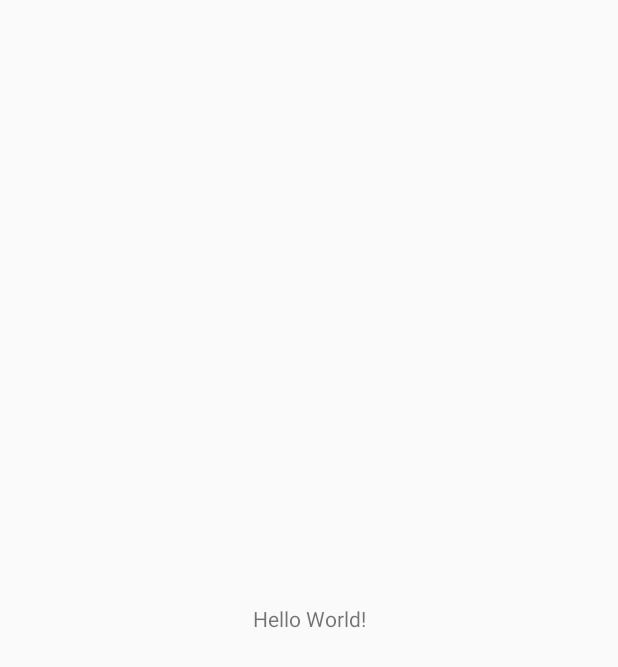
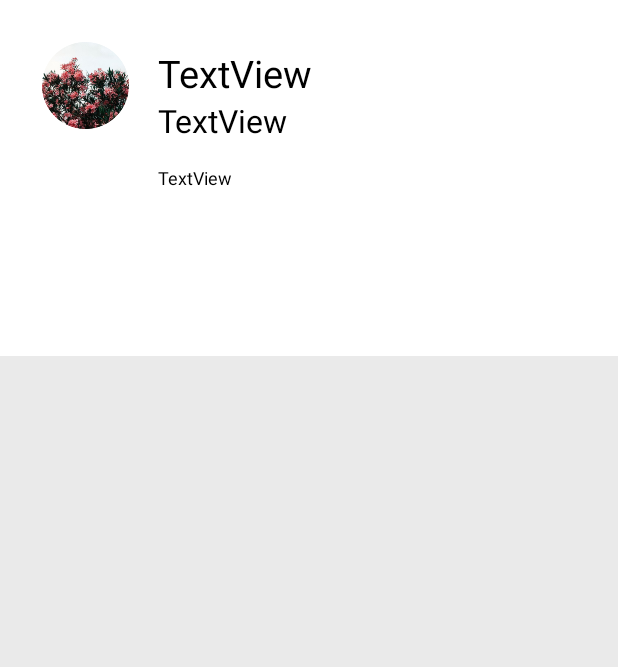
Before and after one commit to evyooo/GradProject, an Android app: the MainActivity screen opened directly, with no data from a screen before it, on a phone screen of 412 x 824 dp. Before the commit the part shown is almost empty. Shown: the top 667 px of the screen. Run offline under Robolectric (Android 15) with nearby library versions, the phone set to English and light mode, and no system bars.

Commit message:
Create scrollview in Main

```diff
--- a/Android/FamApp/app/build.gradle
+++ b/Android/FamApp/app/build.gradle
@@ -32,4 +32,5 @@ dependencies {
     testImplementation 'junit:junit:4.12'
     androidTestImplementation 'androidx.test:runner:1.1.1'
     androidTestImplementation 'androidx.test.espresso:espresso-core:3.1.1'
+    implementation "com.android.support:design:28.0.0"
 }
--- a/Android/FamApp/app/src/main/AndroidManifest.xml
+++ b/Android/FamApp/app/src/main/AndroidManifest.xml
@@ -9,16 +9,16 @@
         android:roundIcon="@mipmap/ic_launcher_round"
         android:supportsRtl="true"
         android:theme="@style/AppTheme">
-        <activity android:name=".Register"></activity>
+        <activity android:name=".SelectRoom"></activity>
+        <activity android:name=".Register" />
         <activity android:name=".Login">
-        <intent-filter>
-            <action android:name="android.intent.action.MAIN" />
+            <intent-filter>
+                <action android:name="android.intent.action.MAIN" />
 
-            <category android:name="android.intent.category.LAUNCHER" />
-        </intent-filter>
+                <category android:name="android.intent.category.LAUNCHER" />
+            </intent-filter>
         </activity>
-        <activity android:name=".MainActivity">
-        </activity>
+        <activity android:name=".MainActivity"></activity>
     </application>
 
 </manifest>
--- a/Android/FamApp/app/src/main/java/com/example/famapp/MainActivity.kt
+++ b/Android/FamApp/app/src/main/java/com/example/famapp/MainActivity.kt
@@ -2,7 +2,9 @@ package com.example.famapp
 
 import androidx.appcompat.app.AppCompatActivity
 import android.os.Bundle
+import android.view.View
 import android.view.WindowManager
+import kotlinx.android.synthetic.main.activity_main.*
 
 class MainActivity : AppCompatActivity() {
 
@@ -10,5 +12,20 @@ class MainActivity : AppCompatActivity() {
         super.onCreate(savedInstanceState)
         setContentView(R.layout.activity_main)
 
+
+        //  접었다 펴기
+        var flag = 0
+
+        membercount_textview_main.setOnClickListener {
+            if (flag == 0){
+                flag = 1
+                members_conslay_main.visibility = View.GONE
+            }
+            else{
+                flag = 0
+                members_conslay_main.visibility = View.VISIBLE
+            }
+        }
+
     }
 }
--- a/Android/FamApp/app/src/main/res/layout/activity_main.xml
+++ b/Android/FamApp/app/src/main/res/layout/activity_main.xml
@@ -6,13 +6,81 @@
     android:layout_height="match_parent"
     tools:context=".MainActivity">
 
-    <TextView
-        android:layout_width="wrap_content"
-        android:layout_height="wrap_content"
-        android:text="Hello World!"
+    <ScrollView
+        android:layout_width="match_parent"
+        android:layout_height="match_parent"
+        android:background="@color/backGroundGray"
         app:layout_constraintBottom_toBottomOf="parent"
-        app:layout_constraintLeft_toLeftOf="parent"
-        app:layout_constraintRight_toRightOf="parent"
-        app:layout_constraintTop_toTopOf="parent" />
+        app:layout_constraintEnd_toEndOf="parent"
+        app:layout_constraintStart_toStartOf="parent"
+        app:layout_constraintTop_toTopOf="parent">
 
+        <LinearLayout
+            android:layout_width="match_parent"
+            android:layout_height="wrap_content"
+            android:orientation="vertical">
+
+            <androidx.constraintlayout.widget.ConstraintLayout
+                android:id="@+id/profile_conslay_main"
+                android:layout_width="match_parent"
+                android:layout_height="137dp"
+                android:background="@android:color/white">
+
+                <ImageView
+                    android:id="@+id/imageView"
+                    android:layout_width="58dp"
+                    android:layout_height="58dp"
+                    android:layout_marginStart="28dp"
+                    android:layout_marginLeft="28dp"
+                    android:layout_marginTop="28dp"
+                    android:layout_marginBottom="51dp"
+                    app:layout_constraintBottom_toBottomOf="parent"
+                    app:layout_constraintStart_toStartOf="parent"
+                    app:layout_constraintTop_toTopOf="parent"
+                    app:srcCompat="@drawable/temp_profileimg" />
+
+                <TextView
+                    android:id="@+id/famname_textview_main"
+                    android:layout_width="wrap_content"
+                    android:layout_height="wrap_content"
+                    android:layout_marginStart="19dp"
+                    android:layout_marginLeft="19dp"
+                    android:layout_marginTop="31dp"
+                    android:text="TextView"
+                    android:textColor="@android:color/black"
+                    android:textSize="25dp"
+                    app:layout_constraintStart_toEndOf="@+id/imageView"
+                    app:layout_constraintTop_toTopOf="parent" />
+
+                <TextView
+                    android:id="@+id/motto_textview_main"
+                    android:layout_width="wrap_content"
+                    android:layout_height="wrap_content"
+                    android:text="TextView"
+                    android:textColor="@android:color/black"
+                    android:textSize="21dp"
+                    app:layout_constraintStart_toStartOf="@+id/famname_textview_main"
+                    app:layout_constraintTop_toBottomOf="@+id/famname_textview_main" />
+
+                <TextView
+                    android:id="@+id/membercount_textview_main"
+                    android:layout_width="wrap_content"
+                    android:layout_height="wrap_content"
+                    android:layout_marginTop="15dp"
+                    android:text="TextView"
+                    android:textColor="@android:color/black"
+                    android:textSize="12dp"
+                    app:layout_constraintStart_toStartOf="@+id/motto_textview_main"
+                    app:layout_constraintTop_toBottomOf="@+id/motto_textview_main" />
+            </androidx.constraintlayout.widget.ConstraintLayout>
+
+            <androidx.constraintlayout.widget.ConstraintLayout
+                android:id="@+id/members_conslay_main"
+                android:layout_width="match_parent"
+                android:layout_height="100dp"
+                android:background="@android:color/white">
+
+            </androidx.constraintlayout.widget.ConstraintLayout>
+        </LinearLayout>
+    </ScrollView>
 </androidx.constraintlayout.widget.ConstraintLayout>
--- a/Android/FamApp/app/src/main/res/values/colors.xml
+++ b/Android/FamApp/app/src/main/res/values/colors.xml
@@ -4,4 +4,5 @@
     <color name="colorPrimaryDark">#00574B</color>
     <color name="colorAccent">#D81B60</color>
     <color name="mainPurple">#A6B0D1</color>
+    <color name="backGroundGray">#EAEAEA</color>
 </resources>
```
Also changed, not shown: Android/FamApp/app/src/main/res/drawable/temp_profileimg.png (added), 2 other files.
